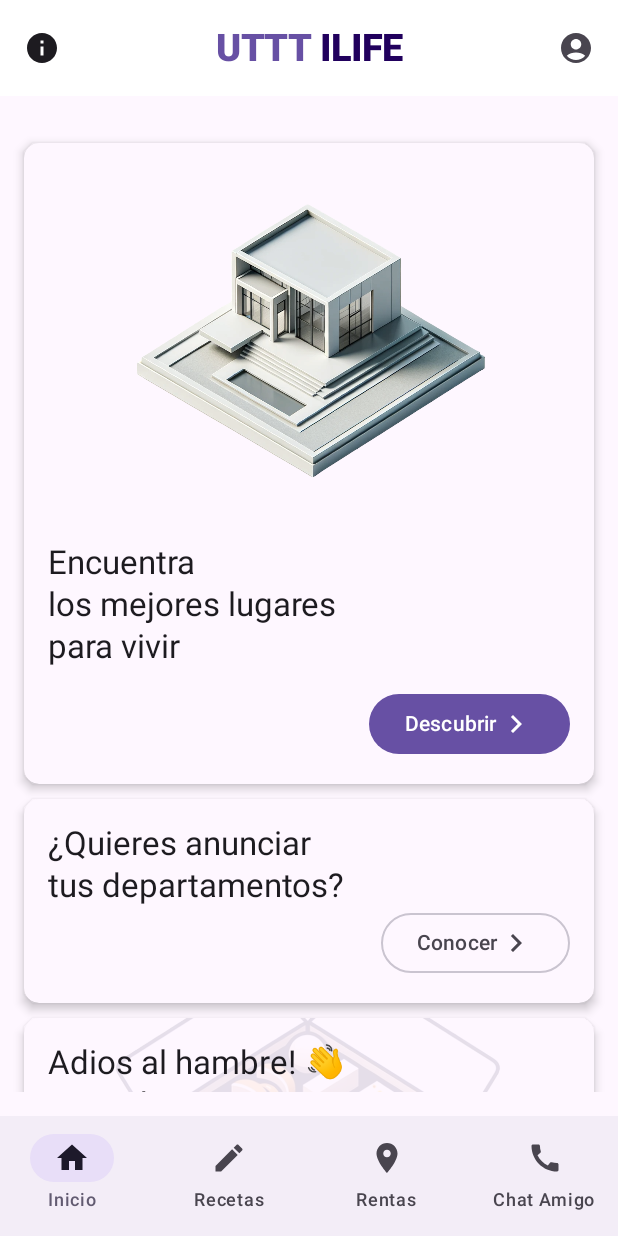
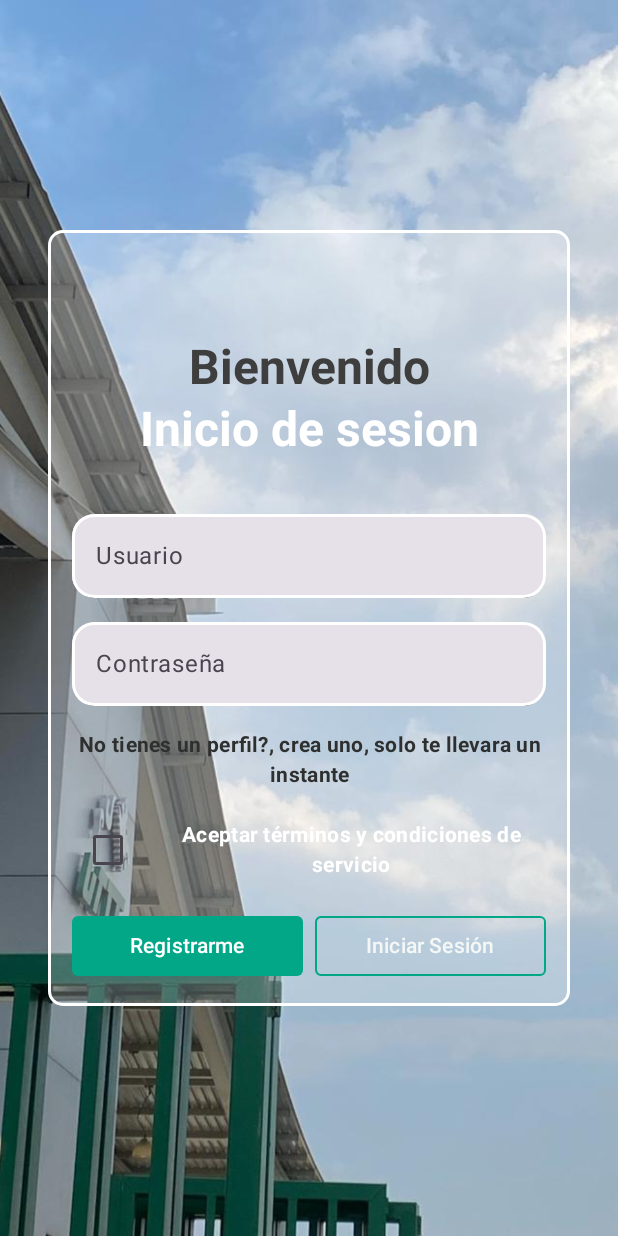
Before and after one commit to Fernando-Leon/utttilife-main, an Android app built with Jetpack Compose: the screen it shows after launch (MainActivity), on a phone screen of 412 x 824 dp. Run offline under Robolectric (Android 15) with nearby library versions, the phone set to English and light mode, and no system bars.

Commit message:
Implementacion de la funcionalidad de login

```diff
--- a/app/src/main/java/com/example/utttilife/MainActivity.kt
+++ b/app/src/main/java/com/example/utttilife/MainActivity.kt
@@ -3,35 +3,23 @@ package com.example.utttilife
 import android.os.Bundle
 import androidx.activity.ComponentActivity
 import androidx.activity.compose.setContent
-import androidx.compose.foundation.Image
 import androidx.compose.foundation.layout.Arrangement
-import androidx.compose.foundation.layout.Column
 import androidx.compose.foundation.layout.PaddingValues
 import androidx.compose.foundation.layout.Row
 import androidx.compose.foundation.layout.fillMaxSize
-import androidx.compose.foundation.layout.fillMaxWidth
-import androidx.compose.foundation.layout.height
-import androidx.compose.foundation.layout.padding
-import androidx.compose.foundation.layout.size
 import androidx.compose.foundation.lazy.LazyColumn
-import androidx.compose.material.icons.Icons
-import androidx.compose.material.icons.filled.ArrowBack
-import androidx.compose.material.icons.filled.Menu
 import androidx.compose.material3.CenterAlignedTopAppBar
 import androidx.compose.material3.ExperimentalMaterial3Api
 import androidx.compose.material3.Icon
 import androidx.compose.material3.IconButton
 import androidx.compose.material3.MaterialTheme
-import androidx.compose.material3.MediumTopAppBar
 import androidx.compose.material3.Scaffold
 import androidx.compose.material3.Surface
 import androidx.compose.material3.Text
 import androidx.compose.material3.TopAppBarDefaults
 import androidx.compose.material3.rememberTopAppBarState
 import androidx.compose.runtime.Composable
-import androidx.compose.ui.Alignment
 import androidx.compose.ui.Modifier
-import androidx.compose.ui.graphics.Color
 import androidx.compose.ui.input.nestedscroll.nestedScroll
 import androidx.compose.ui.res.painterResource
 import androidx.compose.ui.text.font.FontWeight
@@ -40,6 +28,7 @@ import androidx.compose.ui.tooling.preview.Preview
 import androidx.compose.ui.unit.dp
 import androidx.compose.ui.unit.sp
 import com.example.utttilife.navigation.AppNavigation
+import com.example.utttilife.screens.LoginScreen
 import com.example.utttilife.ui.theme.UtttilifeTheme
 
 class MainActivity : ComponentActivity() {
@@ -53,90 +42,18 @@ class MainActivity : ComponentActivity() {
                     modifier = Modifier.fillMaxSize(),
                     color = MaterialTheme.colorScheme.background
                 ) {
-                    AppScaffold()
+                    LoginScreen()
                 }
             }
         }
     }
 }
 
-
-@OptIn(ExperimentalMaterial3Api::class)
 @Composable
-fun AppScaffold() {
-    val scrollBehavior = TopAppBarDefaults.enterAlwaysScrollBehavior(rememberTopAppBarState())
-
-    Scaffold(
-        modifier = Modifier.nestedScroll(scrollBehavior.nestedScrollConnection),
-        topBar = {
-            CenterAlignedTopAppBar(
-                colors = TopAppBarDefaults.topAppBarColors(
-                    containerColor = MaterialTheme.colorScheme.onPrimary,
-                    titleContentColor = MaterialTheme.colorScheme.primary,
-                ),
-                title = {
-                    Row {
-                        Text(
-                            "UTTT ",
-                            maxLines = 1,
-                            overflow = TextOverflow.Ellipsis,
-                            color = MaterialTheme.colorScheme.primary,
-                            fontSize = 25.sp,
-                            fontWeight = FontWeight.Black
-                        )
-                        Text(
-                            "ILIFE",
-                            maxLines = 1,
-                            overflow = TextOverflow.Ellipsis,
-                            color = MaterialTheme.colorScheme.onPrimaryContainer,
-                            fontSize = 25.sp,
-                            fontWeight = FontWeight.Black
-                        )
-                    }
-                },
-                navigationIcon = {
-                    IconButton(onClick = { /* do something */ }) {
-                        Icon(
-                            painter = painterResource(id = R.drawable.info_icon),
-                            contentDescription = "Localized description"
-                        )
-                    }
-                },
-                actions = {
-                    IconButton(onClick = { /* do something */ }) {
-                        Icon(
-                            painter = painterResource(id = R.drawable.acount_icon),
-                            contentDescription = "Localized description"
-                        )
-                    }
-                },
-                scrollBehavior = scrollBehavior
-            )
-        },
-    ) { innerPadding ->
-        AppContent(innerPadding)
+@Preview(showBackground = true)
+fun GreetingPreview() {
+    UtttilifeTheme {
+        LoginScreen()
+        //RegisterAartamentScreen()
     }
 }
-
-@Composable
-fun ScrollContent(innerPadding: PaddingValues) {
-    val range = 1..100
-
-    LazyColumn(
-        modifier = Modifier
-            .fillMaxSize(),
-        contentPadding = innerPadding,
-        verticalArrangement = Arrangement.spacedBy(8.dp)
-    ) {
-        items(range.count()) { index ->
-            Text(text = "- List item number ${index + 1}")
-        }
-    }
-}
-
-
-@Composable
-fun AppContent(innerPadding: PaddingValues) {
-    ScrollContent(innerPadding)
-    AppNavigation()
-}
--- /dev/null
+++ b/app/src/main/java/com/example/utttilife/components/LoginComponents/LoginComponents.kt
@@ -0,0 +1,187 @@
+package com.example.utttilife.screens
+
+import androidx.compose.foundation.layout.*
+import androidx.compose.foundation.shape.RoundedCornerShape
+import androidx.compose.material3.*
+import androidx.compose.runtime.Composable
+import androidx.compose.ui.Alignment
+import androidx.compose.ui.Modifier
+import androidx.compose.ui.graphics.Color
+import androidx.compose.ui.text.input.PasswordVisualTransformation
+import androidx.compose.ui.unit.dp
+import androidx.compose.foundation.BorderStroke
+import androidx.compose.foundation.background
+import androidx.compose.foundation.border
+import androidx.compose.foundation.layout.padding
+import androidx.compose.foundation.layout.fillMaxWidth
+import androidx.compose.material3.MaterialTheme
+import androidx.compose.material3.Text
+import androidx.compose.runtime.mutableStateOf
+import androidx.compose.runtime.remember
+import androidx.compose.runtime.rememberCoroutineScope
+import androidx.compose.ui.draw.clip
+import androidx.compose.ui.text.font.FontWeight
+import androidx.compose.ui.text.style.TextAlign
+import com.example.utttilife.Data.Responses.LoginResponse
+import com.example.utttilife.data.clients.RetrofitClient
+import kotlinx.coroutines.launch
+
+
+@Composable
+fun LoginComponents(onLoginSuccess: () -> Unit,onRegisterClicked: () -> Unit) {
+
+    val scope = rememberCoroutineScope()
+
+    val checkedState = remember { mutableStateOf(false) }
+
+    val buttonColor = Color(0xFF02A787) // Color del botón 'Registrarme' y del borde del botón 'Iniciar Sesión'
+    val textColorButton = Color(0xFFF4F7F6)
+    val buttonShape = RoundedCornerShape(4.dp) // Forma redondeada para el borde y el botón
+    val backgrondColor = Color(0x40FFFFFF)
+    val textFielColor = Color(0xABFFFFFF)
+    val textBienvenidosColor= Color(0xFF3F3E3E)
+    val textColorPreguntaPerfil = Color(0xFF2E302F)
+    val buttonColorsRegistrarme = ButtonDefaults.buttonColors(
+        containerColor = Color(0xFF02A787)
+    )
+
+
+    Box(
+        modifier = Modifier
+            .fillMaxSize()
+            .padding(16.dp),
+        contentAlignment = Alignment.Center
+    ) {
+        Box(
+            modifier = Modifier
+                .padding(16.dp)
+                .border(2.dp, Color.White, shape = RoundedCornerShape(10.dp))
+                .background(backgrondColor, RoundedCornerShape(10.dp))
+
+
+            ) {
+            Column(
+                modifier = Modifier
+                    .padding(16.dp),
+                horizontalAlignment = Alignment.CenterHorizontally,
+                verticalArrangement = Arrangement.Top
+            ) {
+
+                Spacer(modifier = Modifier.height(56.dp))
+                Text("Bienvenido", style = MaterialTheme.typography.headlineLarge.copy(fontWeight = FontWeight.Bold), color=textBienvenidosColor)
+                Spacer(modifier = Modifier.height(1.dp))
+                Text("Inicio de sesion", style = MaterialTheme.typography.headlineLarge.copy(fontWeight = FontWeight.Bold), color=Color.White)
+                Spacer(modifier = Modifier.height(36.dp))
+                val textValueUser= remember{
+                    mutableStateOf("")
+                }
+                TextField(
+                    value = textValueUser.value,
+                    onValueChange = { textValueUser.value=it},
+                    placeholder = { Text("Usuario") },
+                    modifier = Modifier
+                        .fillMaxWidth()
+                        .clip(RoundedCornerShape(15.dp))
+                        .background(textFielColor)
+                        .border(2.dp, Color.White, shape = RoundedCornerShape(15.dp)),
+
+                )
+
+                Spacer(modifier = Modifier.height(16.dp))
+                val textValuePassword = remember{
+                    mutableStateOf("")
+                }
+                TextField(
+                    value = textValuePassword.value,
+                    onValueChange = { textValuePassword.value =it},
+                    placeholder = { Text("Contraseña") },
+                    visualTransformation = PasswordVisualTransformation(),
+                    modifier = Modifier
+                        .fillMaxWidth()
+                        .clip(RoundedCornerShape(15.dp))
+                        .background(textFielColor)
+                        .border(2.dp, Color.White, shape = RoundedCornerShape(15.dp)),
+                )
+                Spacer(modifier = Modifier.height(16.dp))
+
+                Text("No tienes un perfil?, crea uno, solo te llevara un instante", color=textColorPreguntaPerfil, textAlign = TextAlign.Center, style =
+                MaterialTheme.typography.bodyMedium.copy(fontWeight = FontWeight.Bold))
+                Spacer(modifier = Modifier.height(16.dp))
+
+                Row(
+                    modifier = Modifier.fillMaxWidth(),
+                    verticalAlignment = Alignment.CenterVertically
+                ) {
+                    Checkbox(
+                        checked = checkedState.value,
+                        onCheckedChange = { isChecked -> checkedState.value = isChecked },
+                        modifier = Modifier.padding(end = 8.dp) // Ajusta el espaciado según sea necesario
+
+
+                    )
+                    Text("Aceptar términos y condiciones de servicio", color=Color.White, textAlign = TextAlign.Center, style =
+                    MaterialTheme.typography.bodyMedium.copy(fontWeight = FontWeight.Bold))
+                }
+                Spacer(modifier = Modifier.height(16.dp))
+                Row(
+                    modifier = Modifier.fillMaxWidth(),
+                    horizontalArrangement = Arrangement.SpaceEvenly // Alinea los elementos horizontalmente
+                ) {
+                    Button(
+                        onClick = { onRegisterClicked() }, // Llama al callback cuando se hace clic en el botón
+                        modifier = Modifier.weight(1f),
+                        shape = buttonShape,
+                        colors = ButtonDefaults.buttonColors(
+                            containerColor = buttonColor,
+                            contentColor = Color.White
+                        )
+                    ) {
+                        Text("Registrarme")
+                    }
+
+                    Spacer(modifier = Modifier.width(8.dp))
+
+                    OutlinedButton(
+
+                        onClick = {
+
+                            // Comprueba que los términos y condiciones están aceptados
+                            if (!checkedState.value) {
+                                // Mostrar mensaje de error sobre los términos y condiciones
+                                return@OutlinedButton
+                            }
+                            // Comprueba que los campos no estén vacíos
+                            if (textValueUser.value.isEmpty() || textValuePassword.value.isEmpty()) {
+                                // Mostrar mensaje de error sobre campos vacíos
+                                return@OutlinedButton
+                            }
+                            scope.launch {
+                                try {
+                                    val loginRequest = LoginResponse(textValueUser.value, textValuePassword.value)
+                                    val userResponse = RetrofitClient.create().validateUser(loginRequest)
+                                    if (userResponse.exist) {
+                                        // El usuario existe, realiza la navegación
+                                        onLoginSuccess()
+                                    } else {
+                                        // Mostrar mensaje de usuario no existente
+                                    }
+                                } catch (e: Exception) {
+                                    // Manejar el error, por ejemplo, mostrando un mensaje al usuario
+                                }
+                            }
+                        },
+                        modifier = Modifier.weight(1f),
+                        shape = buttonShape,
+                        colors = ButtonDefaults.outlinedButtonColors(
+                            containerColor = Color.Transparent,
+                            contentColor = textColorButton
+                        ),
+                        border = BorderStroke(1.dp, buttonColor)
+                    ) {
+                        Text("Iniciar Sesión")
+                    }
+                }
+            }
+        }
+    }
+}
--- /dev/null
+++ b/app/src/main/java/com/example/utttilife/data/sampledata/LoginResponse.kt
@@ -0,0 +1,6 @@
+package com.example.utttilife.Data.Responses
+
+data class LoginResponse(
+    val username: String,
+    val password: String
+)
--- /dev/null
+++ b/app/src/main/java/com/example/utttilife/screens/LoginScreen.kt
@@ -0,0 +1,55 @@
+package com.example.utttilife.screens
+
+    import androidx.compose.foundation.layout.Box
+    import androidx.compose.foundation.layout.fillMaxSize
+    import androidx.compose.runtime.Composable
+    import androidx.compose.ui.Modifier
+    import androidx.compose.ui.graphics.painter.Painter
+    import androidx.compose.ui.tooling.preview.Preview
+    import androidx.compose.ui.layout.ContentScale
+    import androidx.compose.ui.res.painterResource
+    import androidx.compose.foundation.Image
+    import androidx.navigation.compose.NavHost
+    import androidx.navigation.compose.composable
+    import androidx.navigation.compose.rememberNavController
+    import com.example.utttilife.R
+
+
+    @Preview
+    @Composable
+    fun LoginScreen() {
+        val backgroundImage: Painter = painterResource(id = R.drawable.fondo)
+        val navController = rememberNavController()
+
+        NavHost(navController = navController, startDestination = "login") {
+            composable("login") {
+                Box (
+                    modifier = Modifier.fillMaxSize()
+                ){
+                    Image(
+                        painter = backgroundImage,
+                        contentDescription = null,
+                        modifier = Modifier.fillMaxSize(),
+                        contentScale = ContentScale.Crop
+                    )
+                    LoginComponents(
+                        onLoginSuccess = {
+                            // Aquí manejarías lo que sucede cuando el login es exitoso, por ejemplo, navegando a la pantalla principal
+                            navController.navigate("home") {
+                                popUpTo("login") { inclusive = true } // Esto elimina la pantalla de login del stack de navegación
+                            }
+                        },
+                        onRegisterClicked = {
+                            navController.navigate("register")
+                        }
+                    )
+                }
+            }
+            composable("register") {
+                RegisterScreen()
+            }
+            composable("home") {
+                MainScreen()
+            }
+        }
+    }
```
Also changed, not shown: app/build.gradle.kts (+8 -8 lines), app/src/main/java/com/example/utttilife/components/RegisterUsersComponents/RegisterComponents.kt (added, +168 -0 lines), app/src/main/java/com/example/utttilife/data/clients/RetrofitClient.kt (added, +19 -0 lines), app/src/main/java/com/example/utttilife/data/sampledata/UserResponse.kt (added, +7 -0 lines), app/src/main/java/com/example/utttilife/data/services/ApiService.kt (added, +17 -0 lines), app/src/main/java/com/example/utttilife/screens/MainScreen.kt (added, +109 -0 lines), app/src/main/java/com/example/utttilife/screens/RegisterScreen.kt (added, +11 -0 lines), app/src/main/res/drawable/fondo.jpeg (added).
